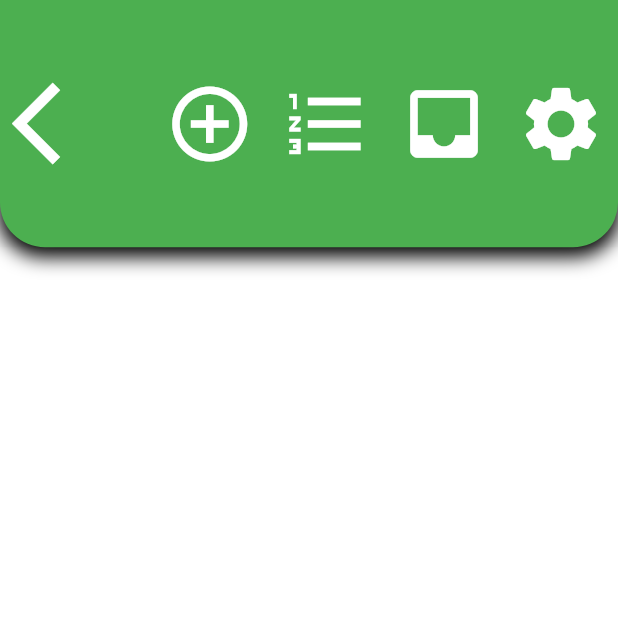
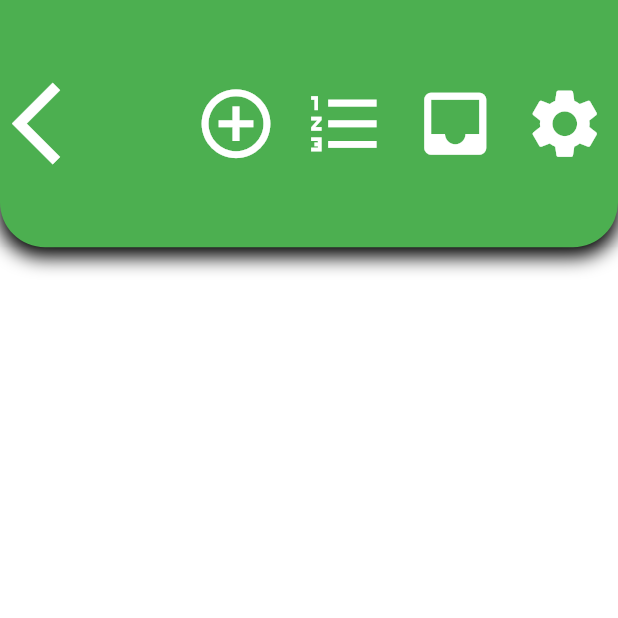
Before and after one commit to Dbono-dev/SicklesNHS, a Flutter app: the AccountProfile screen opened directly, on a phone screen of 412 x 824 dp, the top half of it. Run offline on Flutter 3.47's test engine with Material 2 defaults, Android fonts, the phone set to English and light mode, and no system bars; our stand-ins replace cloud_firestore, date_format, firebase_auth, firebase_database, firebase_storage, image_picker and 4 more; missing offline and left inert: barcode_scan, flutter_rounded_date_picker, mailer; accounts and stored records are empty.

Commit message:
Another commit

```diff
--- a/lib/adminSide/important_dates.dart
+++ b/lib/adminSide/important_dates.dart
@@ -26,9 +26,6 @@ class _ImportantDateMainState extends State<ImportantDateMain> {
 
   @override
   Widget build(BuildContext context) {
-    print(SizeConfig.screenHeight);
-    print(SizeConfig.screenWidth);
-
     return Scaffold(
       backgroundColor: Colors.white,
       body: Column(
@@ -281,7 +278,7 @@ class _ImportantDateMainState extends State<ImportantDateMain> {
           mainAxisAlignment: MainAxisAlignment.spaceEvenly,
           crossAxisAlignment: CrossAxisAlignment.center,
           children: <Widget>[
-            Text(number + " Quarter"),
+            Text(number == "Start of School" ? number : number + " Quarter"),
             Text(
               date,
               textAlign: TextAlign.center,
--- a/lib/home_page.dart
+++ b/lib/home_page.dart
@@ -722,7 +722,7 @@ Widget adminTags(BuildContext context, Widget location, IconData theIcon, String
               ),
               Padding(padding: EdgeInsets.all(7)),
               Text(theText, textAlign: TextAlign.center, style: TextStyle(
-                fontSize: 30,
+                fontSize: 28,
                 fontWeight: FontWeight.w600,
               ),),
             ]
--- a/lib/login_screen.dart
+++ b/lib/login_screen.dart
@@ -124,7 +124,7 @@ class _MiddlePageLoginScreen extends State<LoginPage> {
   @override
   Widget build(BuildContext context) {
     return Container(
-      height: SizeConfig.blockSizeVertical * 33,
+      height: SizeConfig.blockSizeVertical * 40,
           child: Form(
             key: _formKey,
             child: Column(
--- a/lib/memberSide/account_profile.dart
+++ b/lib/memberSide/account_profile.dart
@@ -136,7 +136,7 @@ class _AccountProfileState extends State<AccountProfile> {
           IconButton(
             icon: Icon(Icons.add_circle_outline),
             color: Colors.white,
-            iconSize: 60,
+            iconSize: 55,
             onPressed: () {
               Navigator.push(context,
               MaterialPageRoute(builder: (context) => CreateNewHoursOptionsPage()));
@@ -146,7 +146,7 @@ class _AccountProfileState extends State<AccountProfile> {
           IconButton(
             icon: Icon(Icons.format_list_numbered),
             color: Colors.white,
-            iconSize: 60,
+            iconSize: 55,
             onPressed: () {
               Navigator.push(context,
                 MaterialPageRoute(builder: (context) => Leaderboard())
@@ -157,7 +157,7 @@ class _AccountProfileState extends State<AccountProfile> {
           IconButton(
             icon: Icon(Icons.inbox),
             color: Colors.white,
-            iconSize: 60,
+            iconSize: 55,
             onPressed: () {
               Navigator.push(context,
                 MaterialPageRoute(builder: (context) => MessagesPage()
@@ -169,7 +169,7 @@ class _AccountProfileState extends State<AccountProfile> {
                   child: IconButton(
                     icon: Icon(Icons.settings),
                     color: Colors.white,
-                    iconSize: 60,
+                    iconSize: 55,
                     onPressed: () {
                       Navigator.push(context,
                         MaterialPageRoute(builder: (context) => SettingsPage()
--- a/lib/memberSide/add_new_hours.dart
+++ b/lib/memberSide/add_new_hours.dart
@@ -78,7 +78,8 @@ class _AddNewHoursMiddleState extends State<AddNewHoursMiddle> {
           color: Colors.white,
           child: Form(
             key: _fourthformKey,
-            child: ListView(
+            child: SingleChildScrollView(
+              child: Column(
               children: <Widget>[
                 Material(
                   color: Colors.transparent,
@@ -327,7 +328,7 @@ class _AddNewHoursMiddleState extends State<AddNewHoursMiddle> {
                           return Container();
                         }
                       },
-                      child: Text("Save Service Hour Form"),
+                      child: Text("Save Service Hour Form", textAlign: TextAlign.center),
                     ),
                   ),
                   Padding(padding: EdgeInsets.all(SizeConfig.blockSizeVertical * 2.5),),
@@ -401,6 +402,7 @@ class _AddNewHoursMiddleState extends State<AddNewHoursMiddle> {
                     },
                   )
               ],
+              )
              ),
           )
         ),
--- a/lib/memberSide/notification_system.dart
+++ b/lib/memberSide/notification_system.dart
@@ -61,7 +61,7 @@ class _MiddlePageNotificationState extends State<MiddlePageNotification> {
   }
 
     return Container(
-      height: SizeConfig.blockSizeVertical * 74.1,
+      height: SizeConfig.blockSizeVertical * 74,
       child: Material(
         child: Form(
           key: _fourthformKey,
--- a/lib/memberSide/qr_code_page.dart
+++ b/lib/memberSide/qr_code_page.dart
@@ -1,7 +1,7 @@
 import 'package:date_format/date_format.dart';
 import 'package:flutter/material.dart';
 import 'package:sickles_nhs_app/backend/size_config.dart';
-//import 'package:qr_flutter/qr_flutter.dart';
+import 'package:qr_flutter/qr_flutter.dart';
 import 'package:sickles_nhs_app/adminSide/view_students.dart';
 
 class QRCodePage extends StatelessWidget {
@@ -63,11 +63,11 @@ Widget build(BuildContext context) {
             fontSize: SizeConfig.blockSizeHorizontal * 10,
           ),
           ),
-        /*QrImage(
+        QrImage(
           data: title  + "/" + name + "/" + time + "/" + type + "/" + uid,
           version: QrVersions.auto,
           size: SizeConfig.blockSizeVertical * 45,
-        ),*/
+        ),
         Container(
           child: Column(
             children: <Widget>[
--- a/pubspec.yaml
+++ b/pubspec.yaml
@@ -27,11 +27,12 @@ dependencies:
   firebase_auth: ^0.14.0+5
   cloud_firestore: ^0.13.6
   provider: ^4.0.3
-  # qr_flutter: ^3.1.0
+  qr_flutter: ^3.1.0
   firebase_database: ^3.1.6
   image_picker: ^0.6.4
   firebase_storage: ^3.1.5
   # firebase_messaging: ^6.0.13
+  barcode_scan: ^3.0.1
   signature: ^3.0.0
   expandable: ^4.1.2
   flushbar: ^1.10.0
```
Also changed, not shown: lib/adminSide/scanning_page.dart (+8 -4 lines), lib/memberSide/event_view.dart (+8 -7 lines), pubspec.lock, 5 other files.
